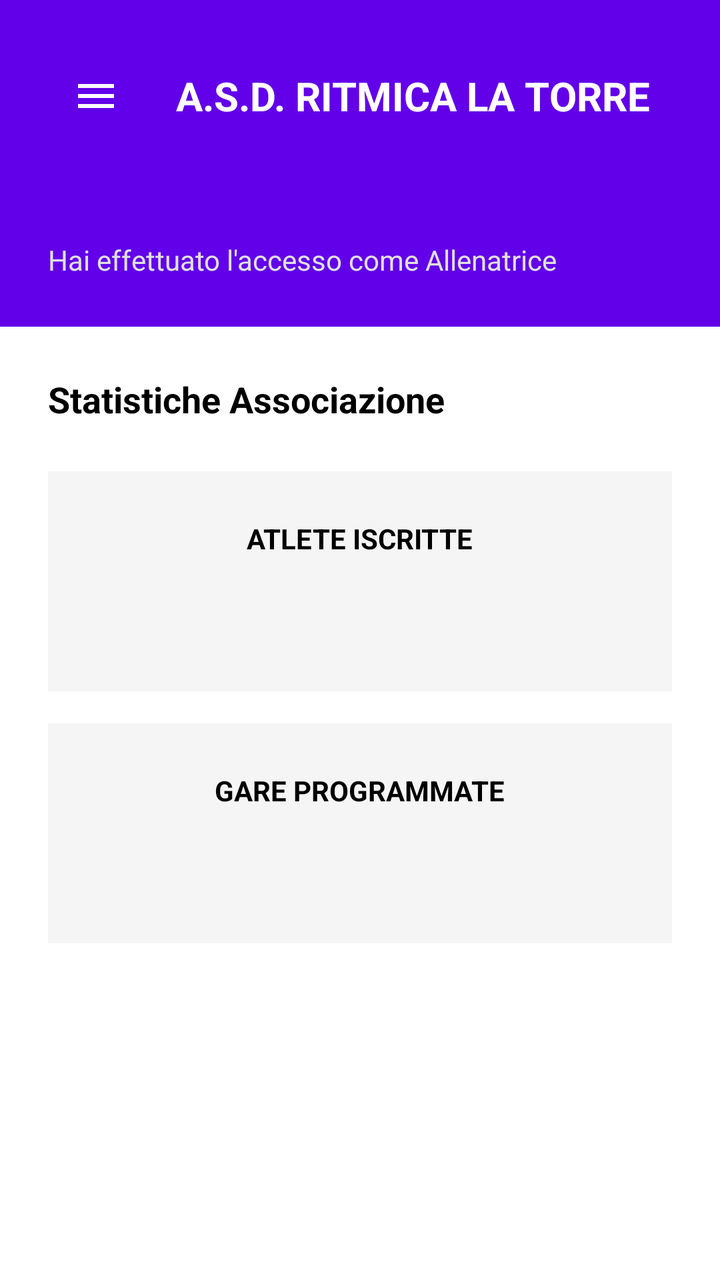
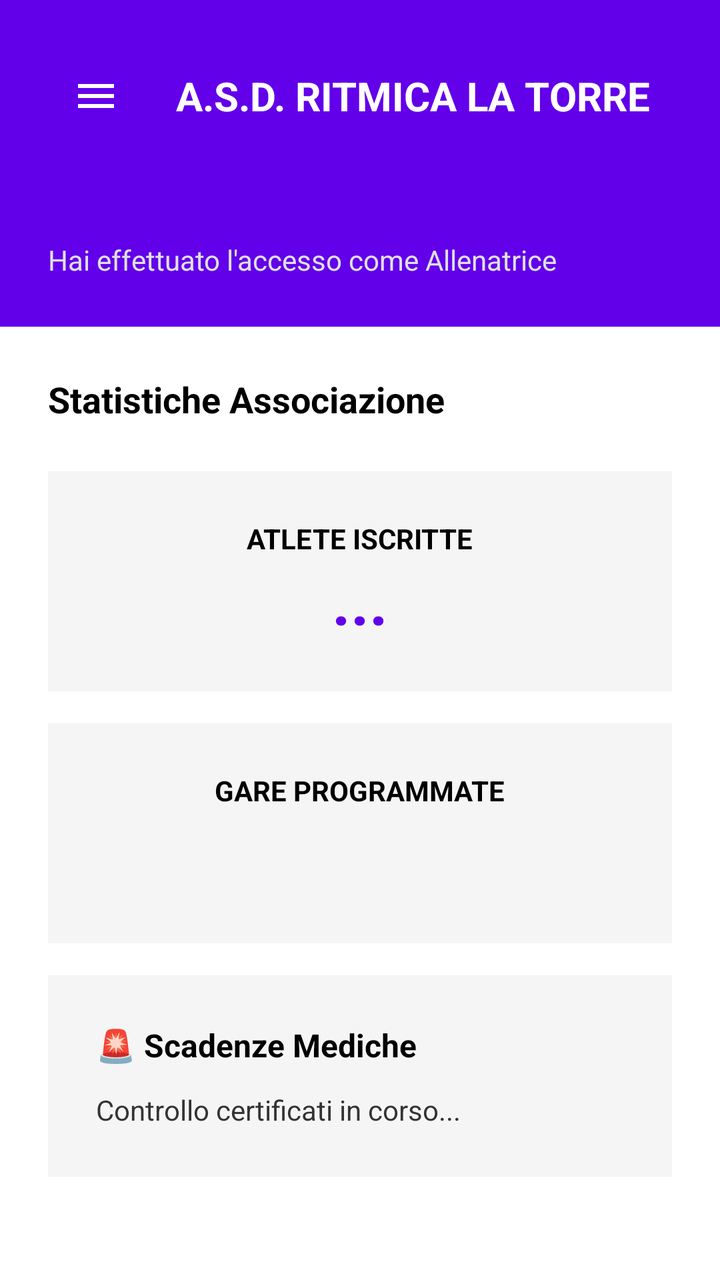

Two renders of the same Android screen: before a commit and after it. Below are the layout's source before the change and the commit's diff.
<!-- AndroidManifest.xml: application theme Theme.GinnasticaRitmica -->
<!-- res/layout/fragment_coach_dashboard.xml -->
<?xml version="1.0" encoding="utf-8"?>
<layout xmlns:android="http://schemas.android.com/apk/res/android"
    xmlns:app="http://schemas.android.com/apk/res-auto"
    xmlns:tools="http://schemas.android.com/tools">

    <data>
        <variable
            name="viewModel"
            type="com.example.ginnasticaritmica.CoachViewModel" />
    </data>

    <androidx.drawerlayout.widget.DrawerLayout
        android:id="@+id/drawerLayout"
        android:layout_width="match_parent"
        android:layout_height="match_parent"
        tools:context=".CoachDashboardFragment">

        <LinearLayout
            android:layout_width="match_parent"
            android:layout_height="match_parent"
            android:orientation="vertical"
            android:background="#FFFFFF">

            <LinearLayout
                android:layout_width="match_parent"
                android:layout_height="wrap_content"
                android:background="#6200EA"
                android:padding="24dp"
                android:orientation="vertical">

                <LinearLayout
                    android:layout_width="match_parent"
                    android:layout_height="wrap_content"
                    android:orientation="horizontal"
                    android:gravity="center_vertical">

                    <ImageButton
                        android:id="@+id/btnHamburger"
                        android:layout_width="48dp"
                        android:layout_height="48dp"
                        android:background="?attr/selectableItemBackgroundBorderless"
                        android:src="@drawable/ic_menu"
                        app:tint="#FFFFFF"
                        android:layout_marginEnd="16dp" />

                    <TextView
                        android:layout_width="wrap_content"
                        android:layout_height="wrap_content"
                        android:text="A.S.D. RITMICA LA TORRE"
                        android:textColor="#FFFFFF"
                        android:textSize="20sp"
                        android:textStyle="bold" />
                </LinearLayout>

                <TextView
                    android:layout_width="wrap_content"
                    android:layout_height="wrap_content"
                    android:text="@{`Benvenuta, ` + viewModel.coachName + `!`}"
                    android:textColor="#FFFFFF"
                    android:textSize="24sp"
                    android:layout_marginTop="16dp"
                    android:textStyle="bold" />

                <TextView
                    android:layout_width="wrap_content"
                    android:layout_height="wrap_content"
                    android:text="Hai effettuato l'accesso come Allenatrice"
                    android:textColor="#E0E0E0"
                    android:textSize="14sp" />
            </LinearLayout>

            <TextView
                android:layout_width="wrap_content"
                android:layout_height="wrap_content"
                android:text="Statistiche Associazione"
                android:textColor="#000000"
                android:textSize="18sp"
                android:textStyle="bold"
                android:layout_margin="24dp" />

            <LinearLayout
                android:layout_width="match_parent"
                android:layout_height="wrap_content"
                android:orientation="vertical"
                android:background="#F5F5F5"
                android:padding="24dp"
                android:layout_marginHorizontal="24dp"
                android:layout_marginBottom="16dp"
                android:gravity="center">

                <TextView
                    android:layout_width="wrap_content"
                    android:layout_height="wrap_content"
                    android:text="ATLETE ISCRITTE"
                    android:textColor="#000000"
                    android:textStyle="bold" />

                <TextView
                    android:layout_width="wrap_content"
                    android:layout_height="wrap_content"
                    android:text="@{String.valueOf(viewModel.atleteIscritte)}"
                    android:textColor="#6200EA"
                    android:textSize="32sp"
                    android:textStyle="bold" />
            </LinearLayout>

            <LinearLayout
                android:layout_width="match_parent"
                android:layout_height="wrap_content"
                android:orientation="vertical"
                android:background="#F5F5F5"
                android:padding="24dp"
                android:layout_marginHorizontal="24dp"
                android:layout_marginBottom="16dp"
                android:gravity="center">

                <TextView
                    android:layout_width="wrap_content"
                    android:layout_height="wrap_content"
                    android:text="GARE PROGRAMMATE"
                    android:textColor="#000000"
                    android:textStyle="bold" />

                <TextView
                    android:layout_width="wrap_content"
                    android:layout_height="wrap_content"
                    android:text="@{String.valueOf(viewModel.gareProgrammate)}"
                    android:textColor="#6200EA"
                    android:textSize="32sp"
                    android:textStyle="bold" />
            </LinearLayout>
        </LinearLayout>

        <com.google.android.material.navigation.NavigationView
            android:id="@+id/navView"
            android:layout_width="wrap_content"
            android:layout_height="match_parent"
            android:layout_gravity="start"
            app:menu="@menu/coach_drawer_menu" />

    </androidx.drawerlayout.widget.DrawerLayout>
</layout>
<!-- resources referenced by this layout -->
<resources>
  <!-- drawable ic_menu (drawable) -->
  <vector xmlns:android="http://schemas.android.com/apk/res/android" android:height="24dp" android:tint="#000000" android:viewportHeight="24" android:viewportWidth="24" android:width="24dp">
        
      <path android:fillColor="@android:color/white" android:pathData="M3,18h18v-2L3,16v2zM3,13h18v-2L3,11v2zM3,6v2h18L21,6L3,6z"/>
      
  </vector>
  <style name="Theme.GinnasticaRitmica" parent="Base.Theme.GinnasticaRitmica" />
  <style name="Base.Theme.GinnasticaRitmica" parent="Theme.Material3.DayNight.NoActionBar">
          
          
      </style>
</resources>

<!-- the commit's change to res/layout/fragment_coach_dashboard.xml (unified diff, before → after) -->
@@ -21,6 +21,7 @@
             android:orientation="vertical"
             android:background="#FFFFFF">
 
+            
             <LinearLayout
                 android:layout_width="match_parent"
                 android:layout_height="wrap_content"
@@ -69,66 +70,112 @@
                     android:textSize="14sp" />
             </LinearLayout>
 
-            <TextView
-                android:layout_width="wrap_content"
-                android:layout_height="wrap_content"
-                android:text="Statistiche Associazione"
-                android:textColor="#000000"
-                android:textSize="18sp"
-                android:textStyle="bold"
-                android:layout_margin="24dp" />
+            
+            <ScrollView
+                android:layout_width="match_parent"
+                android:layout_height="0dp"
+                android:layout_weight="1"
+                android:fillViewport="true">
 
-            <LinearLayout
-                android:layout_width="match_parent"
-                android:layout_height="wrap_content"
-                android:orientation="vertical"
-                android:background="#F5F5F5"
-                android:padding="24dp"
-                android:layout_marginHorizontal="24dp"
-                android:layout_marginBottom="16dp"
-                android:gravity="center">
+                <LinearLayout
+                    android:layout_width="match_parent"
+                    android:layout_height="wrap_content"
+                    android:orientation="vertical">
 
-                <TextView
-                    android:layout_width="wrap_content"
-                    android:layout_height="wrap_content"
-                    android:text="ATLETE ISCRITTE"
-                    android:textColor="#000000"
-                    android:textStyle="bold" />
+                    <TextView
+                        android:layout_width="wrap_content"
+                        android:layout_height="wrap_content"
+                        android:text="Statistiche Associazione"
+                        android:textColor="#000000"
+                        android:textSize="18sp"
+                        android:textStyle="bold"
+                        android:layout_margin="24dp" />
 
-                <TextView
-                    android:layout_width="wrap_content"
-                    android:layout_height="wrap_content"
-                    android:text="@{String.valueOf(viewModel.atleteIscritte)}"
-                    android:textColor="#6200EA"
-                    android:textSize="32sp"
-                    android:textStyle="bold" />
-            </LinearLayout>
+                    
+                    <LinearLayout
+                        android:layout_width="match_parent"
+                        android:layout_height="wrap_content"
+                        android:orientation="vertical"
+                        android:background="#F5F5F5"
+                        android:padding="24dp"
+                        android:layout_marginHorizontal="24dp"
+                        android:layout_marginBottom="16dp"
+                        android:gravity="center">
 
-            <LinearLayout
-                android:layout_width="match_parent"
-                android:layout_height="wrap_content"
-                android:orientation="vertical"
-                android:background="#F5F5F5"
-                android:padding="24dp"
-                android:layout_marginHorizontal="24dp"
-                android:layout_marginBottom="16dp"
-                android:gravity="center">
+                        <TextView
+                            android:layout_width="wrap_content"
+                            android:layout_height="wrap_content"
+                            android:text="ATLETE ISCRITTE"
+                            android:textColor="#000000"
+                            android:textStyle="bold" />
 
-                <TextView
-                    android:layout_width="wrap_content"
-                    android:layout_height="wrap_content"
-                    android:text="GARE PROGRAMMATE"
-                    android:textColor="#000000"
-                    android:textStyle="bold" />
+                        <TextView
+                            android:id="@+id/tvContatoreAtlete"
+                            android:layout_width="wrap_content"
+                            android:layout_height="wrap_content"
+                            android:text="..."
+                            android:textColor="#6200EA"
+                            android:textSize="32sp"
+                            android:textStyle="bold" />
+                    </LinearLayout>
 
-                <TextView
-                    android:layout_width="wrap_content"
-                    android:layout_height="wrap_content"
-                    android:text="@{String.valueOf(viewModel.gareProgrammate)}"
-                    android:textColor="#6200EA"
-                    android:textSize="32sp"
-                    android:textStyle="bold" />
-            </LinearLayout>
+                    
+                    <LinearLayout
+                        android:layout_width="match_parent"
+                        android:layout_height="wrap_content"
+                        android:orientation="vertical"
+                        android:background="#F5F5F5"
+                        android:padding="24dp"
+                        android:layout_marginHorizontal="24dp"
+                        android:layout_marginBottom="16dp"
+                        android:gravity="center">
+
+                        <TextView
+                            android:layout_width="wrap_content"
+                            android:layout_height="wrap_content"
+                            android:text="GARE PROGRAMMATE"
+                            android:textColor="#000000"
+                            android:textStyle="bold" />
+
+                        <TextView
+                            android:layout_width="wrap_content"
+                            android:layout_height="wrap_content"
+                            android:text="@{String.valueOf(viewModel.gareProgrammate)}"
+                            android:textColor="#6200EA"
+                            android:textSize="32sp"
+                            android:textStyle="bold" />
+                    </LinearLayout>
+
+                    
+                    <LinearLayout
+                        android:layout_width="match_parent"
+                        android:layout_height="wrap_content"
+                        android:orientation="vertical"
+                        android:background="#F5F5F5"
+                        android:padding="24dp"
+                        android:layout_marginHorizontal="24dp"
+                        android:layout_marginBottom="24dp">
+
+                        <TextView
+                            android:layout_width="match_parent"
+                            android:layout_height="wrap_content"
+                            android:text="🚨 Scadenze Mediche"
+                            android:textColor="#000000"
+                            android:textStyle="bold"
+                            android:textSize="16sp"
+                            android:layout_marginBottom="12dp"/>
+
+                        <TextView
+                            android:id="@+id/tvAvvisiScadenze"
+                            android:layout_width="match_parent"
+                            android:layout_height="wrap_content"
+                            android:text="Controllo certificati in corso..."
+                            android:textColor="#333333"
+                            android:textSize="14sp"/>
+                    </LinearLayout>
+
+                </LinearLayout>
+            </ScrollView>
         </LinearLayout>
 
         <com.google.android.material.navigation.NavigationView
